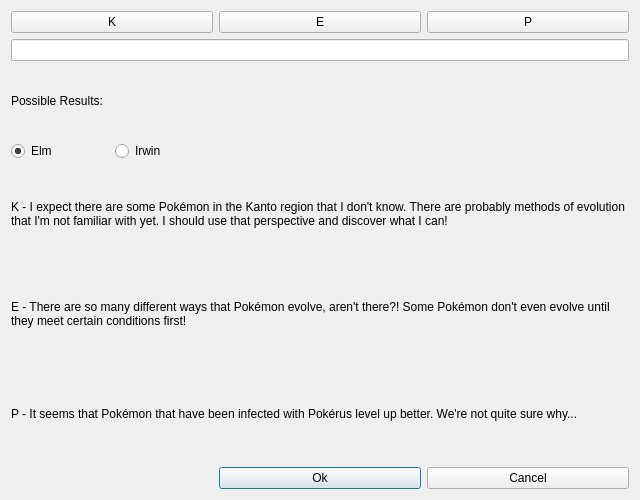
Before: the Qt Designer form Forms/Gen4/SearchCalls.ui in Admiral-Fish/PokeFinder, drawn with Qt 5.
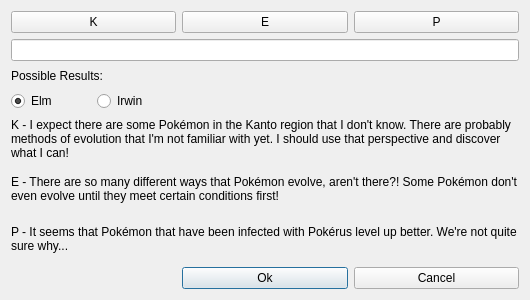
After: the same form once the commit is applied.

Commit message: Resize form

```diff
--- a/Forms/Gen4/SearchCalls.ui
+++ b/Forms/Gen4/SearchCalls.ui
@@ -6,14 +6,14 @@
    <rect>
     <x>0</x>
     <y>0</y>
-    <width>640</width>
-    <height>500</height>
+    <width>530</width>
+    <height>300</height>
    </rect>
   </property>
   <property name="minimumSize">
    <size>
-    <width>640</width>
-    <height>500</height>
+    <width>530</width>
+    <height>300</height>
    </size>
   </property>
   <property name="windowTitle">
```
